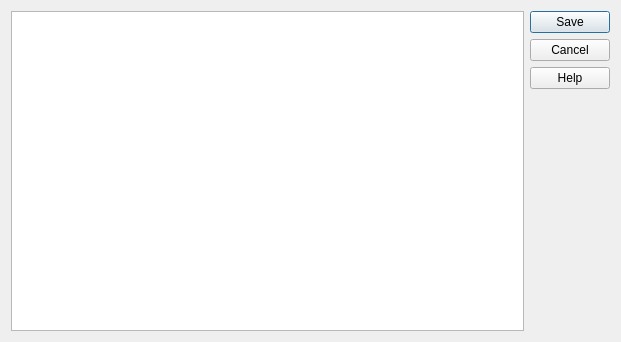
First picture: the form in gui/iode_objs/edit/edit_table.ui, repository plan-be/iode, before the edit.
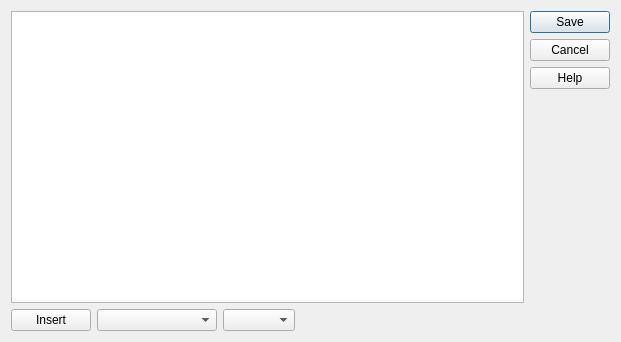
Second picture: the form after the edit. Custom widgets are drawn as their Qt base class.

Commit message:
GUI: (QIodeEditTable) added and implemented insert_line() and delete_line() slots
fix #224

The edit to the form file:
```diff
--- a/gui/iode_objs/edit/edit_table.ui
+++ b/gui/iode_objs/edit/edit_table.ui
@@ -17,7 +17,7 @@
    <bool>false</bool>
   </property>
   <layout class="QGridLayout" name="gridLayout">
-   <item row="0" column="0">
+   <item row="0" column="0" colspan="4">
     <widget class="QIodeEditTableView" name="tableView">
      <property name="sizePolicy">
       <sizepolicy hsizetype="Expanding" vsizetype="Expanding">
@@ -60,7 +60,7 @@
      </attribute>
     </widget>
    </item>
-   <item row="0" column="1">
+   <item row="0" column="4" rowspan="2">
     <layout class="QVBoxLayout" name="verticalLayout">
      <item>
       <widget class="QPushButton" name="saveButton">
@@ -125,6 +125,69 @@
      </item>
     </layout>
    </item>
+   <item row="1" column="0">
+    <widget class="QPushButton" name="pushButton_insert">
+     <property name="sizePolicy">
+      <sizepolicy hsizetype="Fixed" vsizetype="Fixed">
+       <horstretch>0</horstretch>
+       <verstretch>0</verstretch>
+      </sizepolicy>
+     </property>
+     <property name="minimumSize">
+      <size>
+       <width>80</width>
+       <height>0</height>
+      </size>
+     </property>
+     <property name="maximumSize">
+      <size>
+       <width>80</width>
+       <height>16777215</height>
+      </size>
+     </property>
+     <property name="text">
+      <string>Insert</string>
+     </property>
+    </widget>
+   </item>
+   <item row="1" column="1">
+    <widget class="QComboBox" name="comboBox_insert_line_type">
+     <property name="sizePolicy">
+      <sizepolicy hsizetype="Fixed" vsizetype="Fixed">
+       <horstretch>0</horstretch>
+       <verstretch>0</verstretch>
+      </sizepolicy>
+     </property>
+     <property name="minimumSize">
+      <size>
+       <width>120</width>
+       <height>0</height>
+      </size>
+     </property>
+     <property name="maximumSize">
+      <size>
+       <width>120</width>
+       <height>16777215</height>
+      </size>
+     </property>
+    </widget>
+   </item>
+   <item row="1" column="2">
+    <widget class="QComboBox" name="comboBox_insert_where"/>
+   </item>
+   <item row="1" column="3">
+    <spacer name="horizontalSpacer">
+     <property name="orientation">
+      <enum>Qt::Horizontal</enum>
+     </property>
+     <property name="sizeHint" stdset="0">
+      <size>
+       <width>171</width>
+       <height>20</height>
+      </size>
+     </property>
+    </spacer>
+   </item>
   </layout>
  </widget>
  <customwidgets>
```
Left out of the diff: 17 changed lines with no effect on the pictures. The commit also changes 2 other files.
